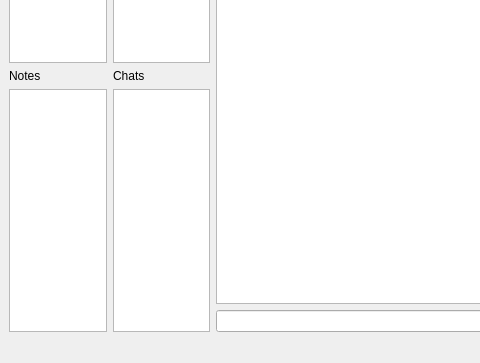
ssysek/slack, file uis/chat_forum_window.ui: the form before one commit; both pictures show x 0 to 480 and y 237 to 600 of the 1200 by 600 pixel window.
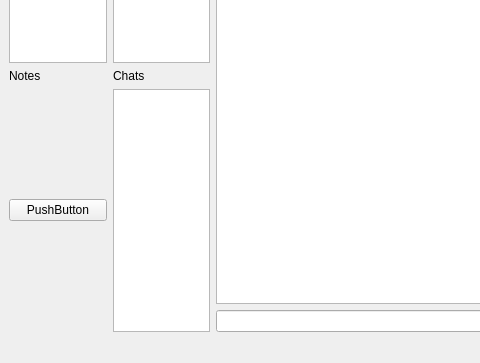
The form after the commit.

Commit message: dodane notatki, main page i single page, jak i przejscie z widoku chatów do notatek (main page)

```diff
--- a/uis/chat_forum_window.ui
+++ b/uis/chat_forum_window.ui
@@ -45,9 +45,6 @@
       </property>
      </widget>
     </item>
-    <item row="4" column="0">
-     <widget class="QListWidget" name="listWidget_notes"/>
-    </item>
     <item row="3" column="1">
      <widget class="QLabel" name="label_3">
       <property name="text">
@@ -142,6 +139,13 @@
       </item>
      </layout>
     </item>
+    <item row="4" column="0">
+     <widget class="QPushButton" name="pushButton">
+      <property name="text">
+       <string>PushButton</string>
+      </property>
+     </widget>
+    </item>
    </layout>
   </widget>
   <widget class="QMenuBar" name="menubar">
```
The commit also changes 5 other files.
